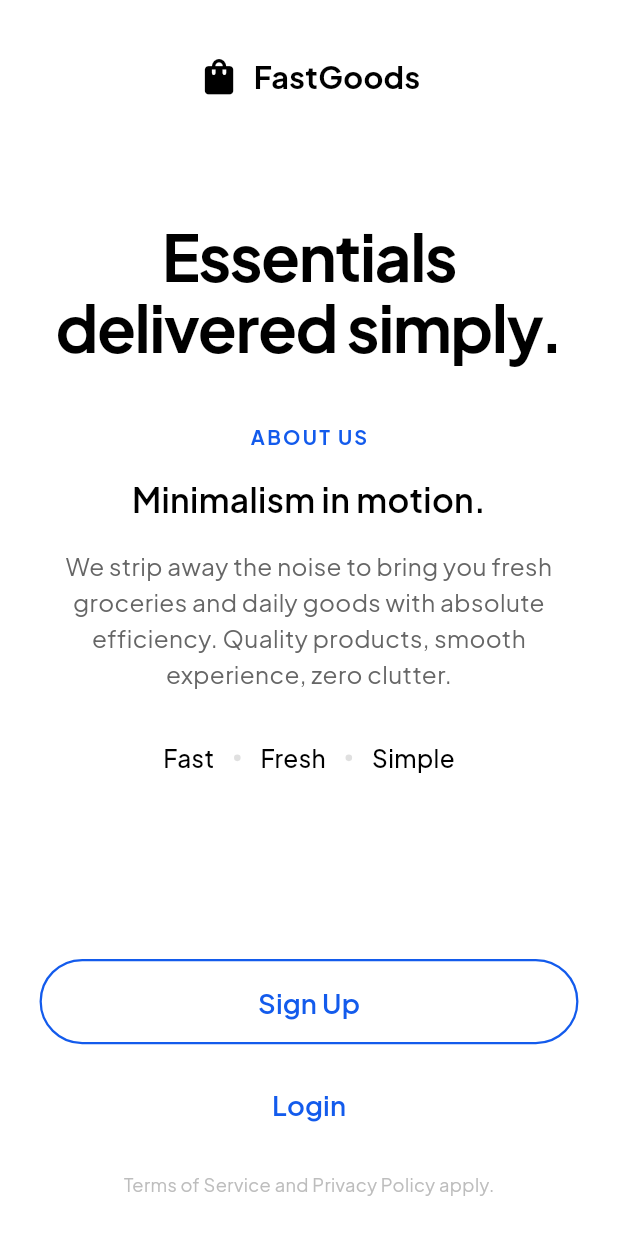
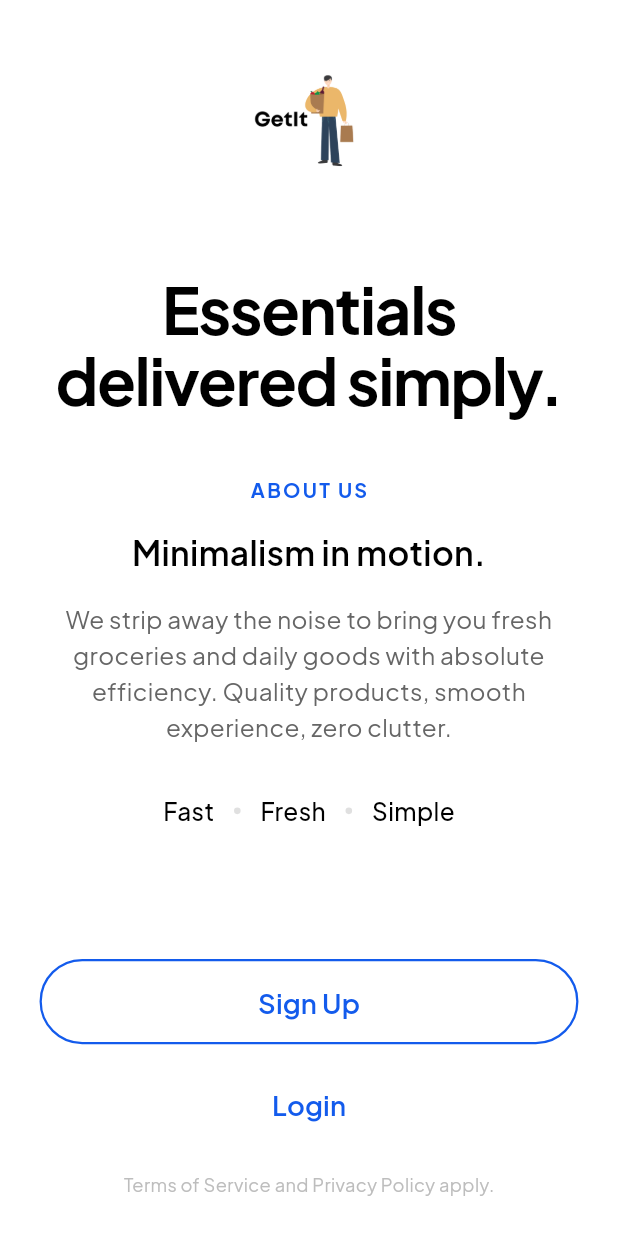
Before and after one commit to Kundalaryan/fresh_grocery, a Flutter app: the screen it shows after launch, on a phone screen of 412 x 824 dp. Run offline on Flutter 3.47's test engine with Material 3 defaults, Android fonts, the phone set to English and light mode, and no system bars; our stand-ins replace cached_network_image, dio, flutter_riverpod, flutter_screenutil, flutter_secure_storage, google_fonts and 2 more; missing offline and left inert: flutter_displaymode.

Commit message:
Refactor branding, update version, and enhance splash screen
- **Branding & UI**:
    - Replace the previous app name ("FastGoods") and icon with a new logo (`assets/icons/logo-back.png`) across the `SplashScreen` and `AboutUsScreen`.
    - Update the `SplashScreen` to feature the new, larger logo directly, removing the previous container, shadow, and app name text.

- **Configuration & Assets**:
    - Add the new logo asset directory (`assets/icons/`) to `pubspec.yaml`.
    - Standardize the app version to "1.0.0" in both the `SplashScreen` and `ProfileScreen`.

- **Code Cleanup**:
    - Remove commented-out code and unused import statements in `SplashScreen`.
    - Improve code formatting for better readability across multiple files.

```diff
--- a/lib/features/onboarding/presentation/about_us_screen.dart
+++ b/lib/features/onboarding/presentation/about_us_screen.dart
@@ -24,25 +24,24 @@ class AboutUsScreen extends StatelessWidget {
               Row(
                 mainAxisAlignment: MainAxisAlignment.center,
                 children: [
-                  Icon(
-                    Icons.shopping_bag, // Simple black bag icon
-                    color: Colors.black,
-                    size: 28.sp,
+                  Image.asset(
+                    "assets/icons/logo-back.png",
+                    width: 80.w, // Adjusted size to fit the header
+                    height: 80.w,
                   ),
-                  SizedBox(width: 8.w),
-                  Text(
-                    "FastGoods", // Kept your project name
-                    style: TextStyle(
-                      fontSize: 20.sp,
-                      fontWeight: FontWeight.bold,
-                      color: Colors.black,
-                    ),
-                  ),
+                  SizedBox(width: 10.w),
+                  // Text(
+                  //   "GetIt", // Kept your project name
+                  //   style: TextStyle(
+                  //     fontSize: 24.sp,
+                  //     fontWeight: FontWeight.bold,
+                  //     color: Colors.black,
+                  //   ),
+                  // ),
                 ],
               ),
 
               const Spacer(flex: 2), // Pushes content to visual center
-
               // 2. MAIN HEADLINE
               Text(
                 "Essentials\ndelivered simply.",
@@ -113,7 +112,6 @@ class AboutUsScreen extends StatelessWidget {
               ),
 
               const Spacer(flex: 3), // Pushes buttons to bottom area
-
               // 7. SIGN UP BUTTON (Outlined)
               SizedBox(
                 width: double.infinity,
@@ -122,11 +120,16 @@ class AboutUsScreen extends StatelessWidget {
                   onPressed: () {
                     Navigator.push(
                       context,
-                      MaterialPageRoute(builder: (context) => const SignUpScreen()),
+                      MaterialPageRoute(
+                        builder: (context) => const SignUpScreen(),
+                      ),
                     );
                   },
                   style: OutlinedButton.styleFrom(
-                    side: const BorderSide(color: AppColors.primary, width: 1.5),
+                    side: const BorderSide(
+                      color: AppColors.primary,
+                      width: 1.5,
+                    ),
                     shape: RoundedRectangleBorder(
                       borderRadius: BorderRadius.circular(30.r),
                     ),
@@ -149,7 +152,9 @@ class AboutUsScreen extends StatelessWidget {
                 onPressed: () {
                   Navigator.push(
                     context,
-                    MaterialPageRoute(builder: (context) => const LoginScreen()),
+                    MaterialPageRoute(
+                      builder: (context) => const LoginScreen(),
+                    ),
                   );
                 },
                 child: Text(
@@ -167,10 +172,7 @@ class AboutUsScreen extends StatelessWidget {
               // 9. FOOTER TEXT
               Text(
                 "Terms of Service and Privacy Policy apply.",
-                style: TextStyle(
-                  fontSize: 12.sp,
-                  color: Colors.grey[400],
-                ),
+                style: TextStyle(fontSize: 12.sp, color: Colors.grey[400]),
               ),
 
               SizedBox(height: 10.h),
--- a/lib/features/profile/presentation/profile_screen.dart
+++ b/lib/features/profile/presentation/profile_screen.dart
@@ -327,7 +327,7 @@ class _ProfileScreenState extends State<ProfileScreen> {
 
             SizedBox(height: 20.h),
             Text(
-              "Version 2.4.0",
+              "Version 1.0.0",
               style: TextStyle(color: Colors.grey[400], fontSize: 12.sp),
             ),
             SizedBox(height: 20.h),
--- a/pubspec.yaml
+++ b/pubspec.yaml
@@ -68,6 +68,8 @@ flutter:
   # included with your application, so that you can use the icons in
   # the material Icons class.
   uses-material-design: true
+  assets:
+    - assets/icons/
 
   fonts:
     - family: PlusJakartaSans
```
Also changed, not shown: lib/features/splash/presentation/splash_screen.dart (+35 -45 lines), assets/icons/logo-back.png (added).
